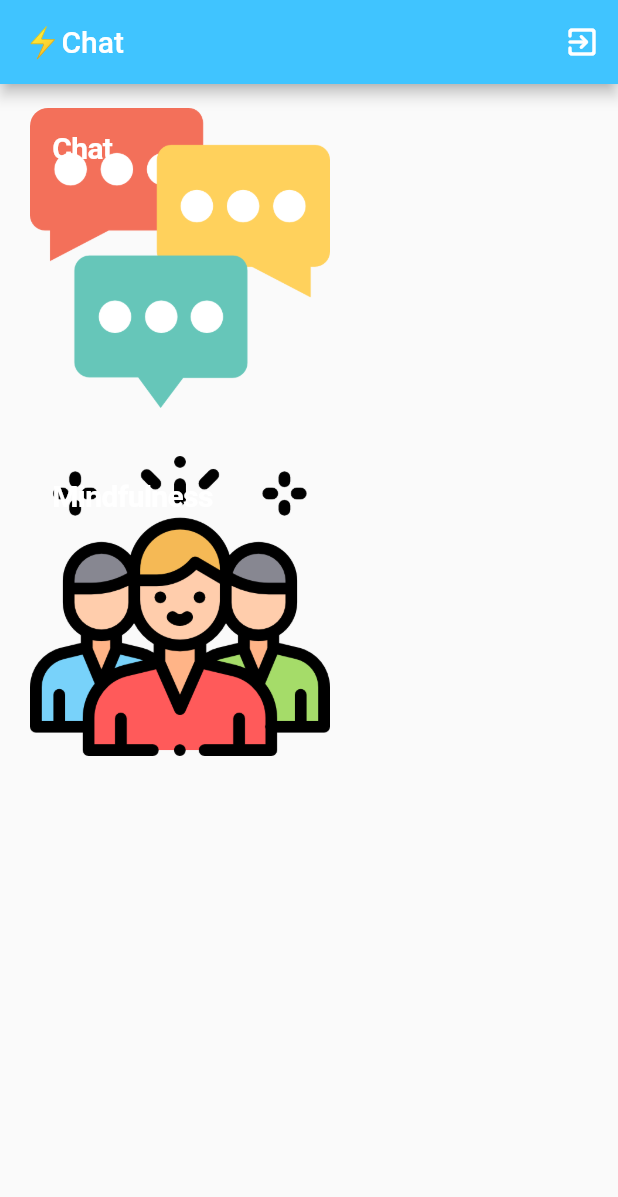
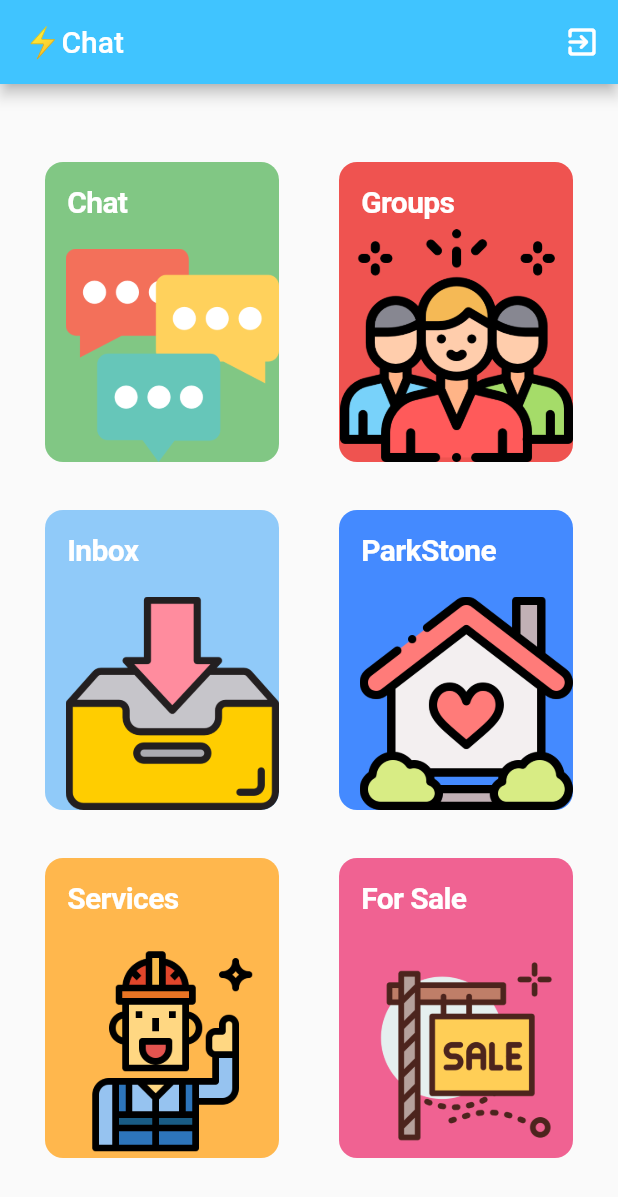
Before and after one commit to jeremiahlukus/flash_chat_flutter, a Flutter app: the screen it shows once a user with an empty profile is signed in, on a phone screen of 412 x 824 dp. Shown: the top 1197 px of the screen. Run offline on Flutter 3.47's test engine with Material 2 defaults, Android fonts, the phone set to English and light mode, and no system bars; our stand-ins replace animated_text_kit, cloud_firestore, firebase_auth, firebase_core, modal_progress_hud; accounts and stored records are empty.

Commit message:
Jeremiah-Parrack | add more icons and jazz

```diff
--- /dev/null
+++ b/lib/components/card_component.dart
@@ -0,0 +1,48 @@
+import 'package:flutter/cupertino.dart';
+import 'package:flutter/material.dart';
+
+class CardComponent extends StatelessWidget {
+  CardComponent(
+      {this.title, this.color, this.screenId, this.imagePath, this.scale});
+
+  final Color color;
+  final String title;
+  final String screenId;
+  final String imagePath;
+  final double scale;
+
+  @override
+  Widget build(BuildContext context) {
+    return Flexible(
+      child: CupertinoButton(
+        child: Container(
+          height: 200,
+          width: 200,
+          decoration: BoxDecoration(
+            color: color,
+            shape: BoxShape.rectangle,
+            image: DecorationImage(
+              alignment: FractionalOffset.bottomRight,
+              scale: scale,
+              image: AssetImage(imagePath),
+            ),
+            borderRadius: BorderRadius.circular(12),
+          ),
+          child: Container(
+            margin: EdgeInsets.fromLTRB(15, 15, 0, 0),
+            child: Text(
+              title,
+              style: TextStyle(
+                  color: Colors.white,
+                  fontSize: 20,
+                  fontWeight: FontWeight.w600),
+            ),
+          ),
+        ),
+        onPressed: () {
+          Navigator.pushNamed(context, screenId);
+        },
+      ),
+    );
+  }
+}
--- a/lib/screens/chat_screen.dart
+++ b/lib/screens/chat_screen.dart
@@ -46,7 +46,7 @@ class _ChatScreenState extends State<ChatScreen> {
               icon: Icon(Icons.exit_to_app_rounded),
               onPressed: () {
                 _auth.signOut();
-                Navigator.pop(context);
+                Navigator.of(context).popUntil((route) => route.isFirst);
               }),
         ],
         title: Text('⚡️Chat'),
--- a/lib/screens/main_screen.dart
+++ b/lib/screens/main_screen.dart
@@ -1,4 +1,5 @@
 import 'package:firebase_auth/firebase_auth.dart';
+import 'package:flash_chat/components/card_component.dart';
 import 'package:flash_chat/screens/chat_screen.dart';
 import 'package:flutter/cupertino.dart';
 import 'package:flutter/material.dart';
@@ -16,72 +17,75 @@ class MainScreen extends StatelessWidget {
               icon: Icon(Icons.exit_to_app_rounded),
               onPressed: () {
                 _auth.signOut();
-                Navigator.pop(context);
+                Navigator.of(context).popUntil((route) => route.isFirst);
               }),
         ],
         title: Text('⚡️Chat'),
         backgroundColor: Colors.lightBlueAccent,
       ),
       body: SafeArea(
-        child: Column(
-          children: [
-            Flexible(
-              child: CupertinoButton(
-                child: Container(
-                  height: 200,
-                  width: 200,
-                  decoration: BoxDecoration(
-                    image: DecorationImage(
-                      image: AssetImage("images/chat.png"),
-                      fit: BoxFit.cover,
-                    ),
-                    borderRadius: BorderRadius.circular(12),
+        child: Padding(
+          padding: const EdgeInsets.symmetric(horizontal: 10.0, vertical: 10.0),
+          child: Column(
+            mainAxisAlignment: MainAxisAlignment.center,
+            crossAxisAlignment: CrossAxisAlignment.center,
+            children: [
+              Row(
+                children: [
+                  CardComponent(
+                    title: "Chat",
+                    color: Colors.green[300],
+                    screenId: ChatScreen.id,
+                    imagePath: "images/chat.png",
+                    scale: 3.6,
                   ),
-                  child: Container(
-                    margin: EdgeInsets.fromLTRB(15, 15, 0, 0),
-                    child: Text(
-                      "Chat",
-                      style: TextStyle(
-                          color: Colors.white,
-                          fontSize: 20,
-                          fontWeight: FontWeight.w600),
-                    ),
+                  CardComponent(
+                    title: "Groups",
+                    color: Colors.red[400],
+                    screenId: ChatScreen.id,
+                    imagePath: "images/group.png",
+                    scale: 3.3,
+                  )
+                ],
+              ),
+              Row(
+                children: [
+                  CardComponent(
+                    title: "Inbox",
+                    color: Colors.blue[200],
+                    screenId: ChatScreen.id,
+                    imagePath: "images/inbox.png",
+                    scale: 3.6,
                   ),
-                ),
-                onPressed: () {
-                  Navigator.pushNamed(context, ChatScreen.id);
-                },
+                  CardComponent(
+                    title: "ParkStone",
+                    color: Colors.blueAccent,
+                    screenId: ChatScreen.id,
+                    imagePath: "images/home.png",
+                    scale: 3.6,
+                  )
+                ],
               ),
-            ),
-            Flexible(
-              child: CupertinoButton(
-                child: Container(
-                  height: 200,
-                  width: 200,
-                  decoration: BoxDecoration(
-                    image: DecorationImage(
-                      image: AssetImage("images/group.png"),
-                      fit: BoxFit.cover,
-                    ),
-                    borderRadius: BorderRadius.circular(12),
+              Row(
+                children: [
+                  CardComponent(
+                    title: "Services",
+                    color: Colors.orange[300],
+                    screenId: ChatScreen.id,
+                    imagePath: "images/builder.png",
+                    scale: 3.6,
                   ),
-                  child: Container(
-                    margin: EdgeInsets.fromLTRB(15, 15, 0, 0),
-                    child: Text(
-                      "Mindfulness",
-                      style: TextStyle(
-                          color: Colors.white,
-                          fontSize: 20,
-                          fontWeight: FontWeight.w600),
-                    ),
+                  CardComponent(
+                    title: "For Sale",
+                    color: Colors.pink[300],
+                    screenId: ChatScreen.id,
+                    imagePath: "images/for-sale.png",
+                    scale: 3.6,
                   ),
-                ),
-                onPressed: () {
-                  Navigator.pushNamed(context, ChatScreen.id);
-                },
+                ],
               ),
-            ),
-          ],
+            ],
+          ),
         ),
       ),
     );
```
Also changed, not shown: images/builder.png (added), images/for-sale.png (added), 1 other file.
